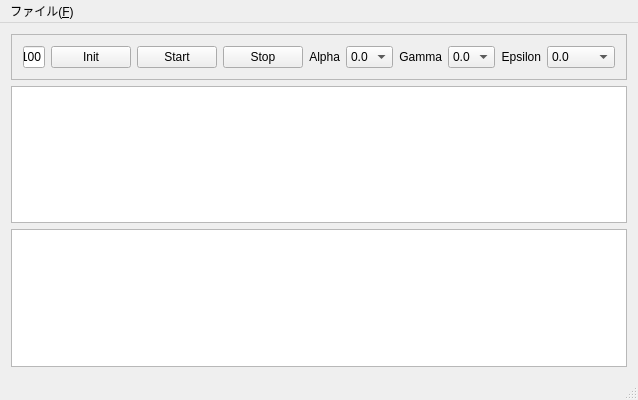
This is reinforce/mainwindow.ui in plus7/plus7pub as Qt 5 draws it before an edit. The edited form follows.
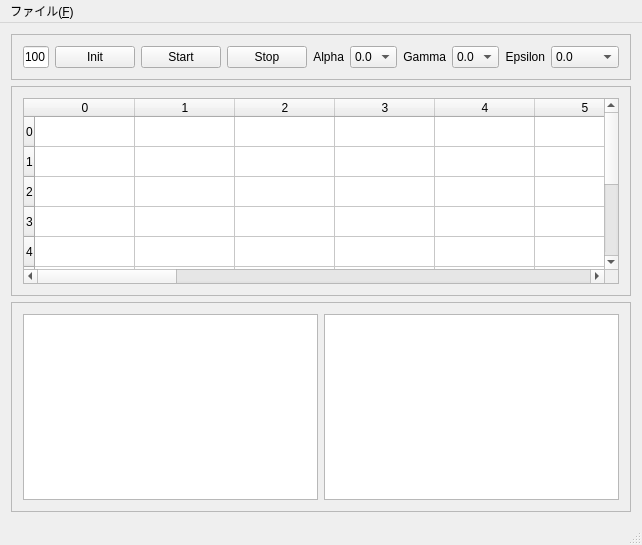
This is the edited form.

```diff
--- a/reinforce/mainwindow.ui
+++ b/reinforce/mainwindow.ui
@@ -6,8 +6,8 @@
    <rect>
     <x>0</x>
     <y>0</y>
-    <width>611</width>
-    <height>400</height>
+    <width>642</width>
+    <height>545</height>
    </rect>
   </property>
   <property name="windowTitle">
@@ -238,10 +238,1197 @@
      </widget>
     </item>
     <item>
-     <widget class="QGraphicsView" name="graphicsView"/>
+     <widget class="QFrame" name="frame_3">
+      <property name="frameShape">
+       <enum>QFrame::StyledPanel</enum>
+      </property>
+      <property name="frameShadow">
+       <enum>QFrame::Raised</enum>
+      </property>
+      <layout class="QVBoxLayout" name="verticalLayout">
+       <item>
+        <widget class="QTableWidget" name="tableWidget">
+         <row>
+          <property name="text">
+           <string>0</string>
+          </property>
+         </row>
+         <row>
+          <property name="text">
+           <string>1</string>
+          </property>
+         </row>
+         <row>
+          <property name="text">
+           <string>2</string>
+          </property>
+         </row>
+         <row>
+          <property name="text">
+           <string>3</string>
+          </property>
+         </row>
+         <row>
+          <property name="text">
+           <string>4</string>
+          </property>
+         </row>
+         <row>
+          <property name="text">
+           <string>5</string>
+          </property>
+         </row>
+         <row>
+          <property name="text">
+           <string>6</string>
+          </property>
+         </row>
+         <row>
+          <property name="text">
+           <string>7</string>
+          </property>
+         </row>
+         <row>
+          <property name="text">
+           <string>8</string>
+          </property>
+         </row>
+         <row>
+          <property name="text">
+           <string>9</string>
+          </property>
+         </row>
+         <column>
+          <property name="text">
+           <string>0</string>
+          </property>
+         </column>
+         <column>
+          <property name="text">
+           <string>1</string>
+          </property>
+         </column>
+         <column>
+          <property name="text">
+           <string>2</string>
+          </property>
+         </column>
+         <column>
+          <property name="text">
+           <string>3</string>
+          </property>
+         </column>
+         <column>
+          <property name="text">
+           <string>4</string>
+          </property>
+         </column>
+         <column>
+          <property name="text">
+           <string>5</string>
+          </property>
+         </column>
+         <column>
+          <property name="text">
+           <string>6</string>
+          </property>
+         </column>
+         <column>
+          <property name="text">
+           <string>7</string>
+          </property>
+         </column>
+         <column>
+          <property name="text">
+           <string>8</string>
+          </property>
+         </column>
+         <column>
+          <property name="text">
+           <string>9</string>
+          </property>
+         </column>
+         <column>
+          <property name="text">
+           <string>10</string>
+          </property>
+         </column>
+         <column>
+          <property name="text">
+           <string>11</string>
+          </property>
+         </column>
+         <column>
+          <property name="text">
+           <string>12</string>
+          </property>
+         </column>
+         <column>
+          <property name="text">
+           <string>13</string>
+          </property>
+         </column>
+         <column>
+          <property name="text">
+           <string>14</string>
+          </property>
+         </column>
+         <column>
+          <property name="text">
+           <string>15</string>
+          </property>
+         </column>
+         <column>
+          <property name="text">
+           <string>16</string>
+          </property>
+         </column>
+         <column>
+          <property name="text">
+           <string>17</string>
+          </property>
+         </column>
+         <column>
+          <property name="text">
+           <string>18</string>
+          </property>
+         </column>
+         <column>
+          <property name="text">
+           <string>19</string>
+          </property>
+         </column>
+         <item row="0" column="0">
+          <property name="text">
+           <string/>
+          </property>
+         </item>
+         <item row="0" column="1">
+          <property name="text">
+           <string/>
+          </property>
+          <property name="background">
+           <brush brushstyle="NoBrush">
+            <color alpha="255">
+             <red>0</red>
+             <green>0</green>
+             <blue>0</blue>
+            </color>
+           </brush>
+          </property>
+         </item>
+         <item row="0" column="2">
+          <property name="text">
+           <string/>
+          </property>
+         </item>
+         <item row="0" column="3">
+          <property name="text">
+           <string/>
+          </property>
+         </item>
+         <item row="0" column="4">
+          <property name="text">
+           <string/>
+          </property>
+         </item>
+         <item row="0" column="5">
+          <property name="text">
+           <string/>
+          </property>
+         </item>
+         <item row="0" column="6">
+          <property name="text">
+           <string/>
+          </property>
+         </item>
+         <item row="0" column="7">
+          <property name="text">
+           <string/>
+          </property>
+         </item>
+         <item row="0" column="8">
+          <property name="text">
+           <string/>
+          </property>
+         </item>
+         <item row="0" column="9">
+          <property name="text">
+           <string/>
+          </property>
+         </item>
+         <item row="0" column="10">
+          <property name="text">
+           <string/>
+          </property>
+         </item>
+         <item row="0" column="11">
+          <property name="text">
+           <string/>
+          </property>
+         </item>
+         <item row="0" column="12">
+          <property name="text">
+           <string/>
+          </property>
+         </item>
+         <item row="0" column="13">
+          <property name="text">
+           <string/>
+          </property>
+         </item>
+         <item row="0" column="14">
+          <property name="text">
+           <string/>
+          </property>
+         </item>
+         <item row="0" column="15">
+          <property name="text">
+           <string/>
+          </property>
+         </item>
+         <item row="0" column="16">
+          <property name="text">
+           <string/>
+          </property>
+         </item>
+         <item row="0" column="17">
+          <property name="text">
+           <string/>
+          </property>
+         </item>
+         <item row="0" column="18">
+          <property name="text">
+           <string/>
+          </property>
+         </item>
+         <item row="0" column="19">
+          <property name="text">
+           <string/>
+          </property>
+         </item>
+         <item row="1" column="0">
+          <property name="text">
+           <string/>
+          </property>
+         </item>
+         <item row="1" column="1">
+          <property name="text">
+           <string/>
+          </property>
+         </item>
+         <item row="1" column="2">
+          <property name="text">
+           <string/>
+          </property>
+         </item>
+         <item row="1" column="3">
+          <property name="text">
+           <string/>
+          </property>
+         </item>
+         <item row="1" column="4">
+          <property name="text">
+           <string/>
+          </property>
+         </item>
+         <item row="1" column="5">
+          <property name="text">
+           <string/>
+          </property>
+         </item>
+         <item row="1" column="6">
+          <property name="text">
+           <string/>
+          </property>
+         </item>
+         <item row="1" column="7">
+          <property name="text">
+           <string/>
+          </property>
+         </item>
+         <item row="1" column="8">
+          <property name="text">
+           <string/>
+          </property>
+         </item>
+         <item row="1" column="9">
+          <property name="text">
+           <string/>
+          </property>
+         </item>
+         <item row="1" column="10">
+          <property name="text">
+           <string/>
+          </property>
+         </item>
+         <item row="1" column="11">
+          <property name="text">
+           <string/>
+          </property>
+         </item>
+         <item row="1" column="12">
+          <property name="text">
+           <string/>
+          </property>
+         </item>
+         <item row="1" column="13">
+          <property name="text">
+           <string/>
+          </property>
+         </item>
+         <item row="1" column="14">
+          <property name="text">
+           <string/>
+          </property>
+         </item>
+         <item row="1" column="15">
+          <property name="text">
+           <string/>
+          </property>
+         </item>
+         <item row="1" column="16">
+          <property name="text">
+           <string/>
+          </property>
+         </item>
+         <item row="1" column="17">
+          <property name="text">
+           <string/>
+          </property>
+         </item>
+         <item row="1" column="18">
+          <property name="text">
+           <string/>
+          </property>
+         </item>
+         <item row="1" column="19">
+          <property name="text">
+           <string/>
+          </property>
+         </item>
+         <item row="2" column="0">
+          <property name="text">
+           <string/>
+          </property>
+         </item>
+         <item row="2" column="1">
+          <property name="text">
+           <string/>
+          </property>
+         </item>
+         <item row="2" column="2">
+          <property name="text">
+           <string/>
+          </property>
+         </item>
+         <item row="2" column="3">
+          <property name="text">
+           <string/>
+          </property>
+         </item>
+         <item row="2" column="4">
+          <property name="text">
+           <string/>
+          </property>
+         </item>
+         <item row="2" column="5">
+          <property name="text">
+           <string/>
+          </property>
+         </item>
+         <item row="2" column="6">
+          <property name="text">
+           <string/>
+          </property>
+         </item>
+         <item row="2" column="7">
+          <property name="text">
+           <string/>
+          </property>
+         </item>
+         <item row="2" column="8">
+          <property name="text">
+           <string/>
+          </property>
+         </item>
+         <item row="2" column="9">
+          <property name="text">
+           <string/>
+          </property>
+         </item>
+         <item row="2" column="10">
+          <property name="text">
+           <string/>
+          </property>
+         </item>
+         <item row="2" column="11">
+          <property name="text">
+           <string/>
+          </property>
+         </item>
+         <item row="2" column="12">
+          <property name="text">
+           <string/>
+          </property>
+         </item>
+         <item row="2" column="13">
+          <property name="text">
+           <string/>
+          </property>
+         </item>
+         <item row="2" column="14">
+          <property name="text">
+           <string/>
+          </property>
+         </item>
+         <item row="2" column="15">
+          <property name="text">
+           <string/>
+          </property>
+         </item>
+         <item row="2" column="16">
+          <property name="text">
+           <string/>
+          </property>
+         </item>
+         <item row="2" column="17">
+          <property name="text">
+           <string/>
+          </property>
+         </item>
+         <item row="2" column="18">
+          <property name="text">
+           <string/>
+          </property>
+         </item>
+         <item row="2" column="19">
+          <property name="text">
+           <string/>
+          </property>
+         </item>
+         <item row="3" column="0">
+          <property name="text">
+           <string/>
+          </property>
+         </item>
+         <item row="3" column="1">
+          <property name="text">
+           <string/>
+          </property>
+         </item>
+         <item row="3" column="2">
+          <property name="text">
+           <string/>
+          </property>
+         </item>
+         <item row="3" column="3">
+          <property name="text">
+           <string/>
+          </property>
+         </item>
+         <item row="3" column="4">
+          <property name="text">
+           <string/>
+          </property>
+         </item>
+         <item row="3" column="5">
+          <property name="text">
+           <string/>
+          </property>
+         </item>
+         <item row="3" column="6">
+          <property name="text">
+           <string/>
+          </property>
+         </item>
+         <item row="3" column="7">
+          <property name="text">
+           <string/>
+          </property>
+         </item>
+         <item row="3" column="8">
+          <property name="text">
+           <string/>
+          </property>
+         </item>
+         <item row="3" column="9">
+          <property name="text">
+           <string/>
+          </property>
+         </item>
+         <item row="3" column="10">
+          <property name="text">
+           <string/>
+          </property>
+         </item>
+         <item row="3" column="11">
+          <property name="text">
+           <string/>
+          </property>
+         </item>
+         <item row="3" column="12">
+          <property name="text">
+           <string/>
+          </property>
+         </item>
+         <item row="3" column="13">
+          <property name="text">
+           <string/>
+          </property>
+         </item>
+         <item row="3" column="14">
+          <property name="text">
+           <string/>
+          </property>
+         </item>
+         <item row="3" column="15">
+          <property name="text">
+           <string/>
+          </property>
+         </item>
+         <item row="3" column="16">
+          <property name="text">
+           <string/>
+          </property>
+         </item>
+         <item row="3" column="17">
+          <property name="text">
+           <string/>
+          </property>
+         </item>
+         <item row="3" column="18">
+          <property name="text">
+           <string/>
+          </property>
+         </item>
+         <item row="3" column="19">
+          <property name="text">
+           <string/>
+          </property>
+         </item>
+         <item row="4" column="0">
+          <property name="text">
+           <string/>
+          </property>
+         </item>
+         <item row="4" column="1">
+          <property name="text">
+           <string/>
+          </property>
+         </item>
+         <item row="4" column="2">
+          <property name="text">
+           <string/>
+          </property>
+         </item>
+         <item row="4" column="3">
+          <property name="text">
+           <string/>
+          </property>
+         </item>
+         <item row="4" column="4">
+          <property name="text">
+           <string/>
+          </property>
+         </item>
+         <item row="4" column="5">
+          <property name="text">
+           <string/>
+          </property>
+         </item>
+         <item row="4" column="6">
+          <property name="text">
+           <string/>
+          </property>
+         </item>
+         <item row="4" column="7">
+          <property name="text">
+           <string/>
+          </property>
+         </item>
+         <item row="4" column="8">
+          <property name="text">
+           <string/>
+          </property>
+         </item>
+         <item row="4" column="9">
+          <property name="text">
+           <string/>
+          </property>
+         </item>
+         <item row="4" column="10">
+          <property name="text">
+           <string/>
+          </property>
+         </item>
+         <item row="4" column="11">
+          <property name="text">
+           <string/>
+          </property>
+         </item>
+         <item row="4" column="12">
+          <property name="text">
+           <string/>
+          </property>
+         </item>
+         <item row="4" column="13">
+          <property name="text">
+           <string/>
+          </property>
+         </item>
+         <item row="4" column="14">
+          <property name="text">
+           <string/>
+          </property>
+         </item>
+         <item row="4" column="15">
+          <property name="text">
+           <string/>
+          </property>
+         </item>
+         <item row="4" column="16">
+          <property name="text">
+           <string/>
+          </property>
+         </item>
+         <item row="4" column="17">
+          <property name="text">
+           <string/>
+          </property>
+         </item>
+         <item row="4" column="18">
+          <property name="text">
+           <string/>
+          </property>
+         </item>
+         <item row="4" column="19">
+          <property name="text">
+           <string/>
+          </property>
+         </item>
+         <item row="5" column="0">
+          <property name="text">
+           <string/>
+          </property>
+         </item>
+         <item row="5" column="1">
+          <property name="text">
+           <string/>
+          </property>
+         </item>
+         <item row="5" column="2">
+          <property name="text">
+           <string/>
+          </property>
+         </item>
+         <item row="5" column="3">
+          <property name="text">
+           <string/>
+          </property>
+         </item>
+         <item row="5" column="4">
+          <property name="text">
+           <string/>
+          </property>
+         </item>
+         <item row="5" column="5">
+          <property name="text">
+           <string/>
+          </property>
+         </item>
+         <item row="5" column="6">
+          <property name="text">
+           <string/>
+          </property>
+         </item>
+         <item row="5" column="7">
+          <property name="text">
+           <string/>
+          </property>
+         </item>
+         <item row="5" column="8">
+          <property name="text">
+           <string/>
+          </property>
+         </item>
+         <item row="5" column="9">
+          <property name="text">
+           <string/>
+          </property>
+         </item>
+         <item row="5" column="10">
+          <property name="text">
+           <string/>
+          </property>
+         </item>
+         <item row="5" column="11">
+          <property name="text">
+           <string/>
+          </property>
+         </item>
+         <item row="5" column="12">
+          <property name="text">
+           <string/>
+          </property>
+         </item>
+         <item row="5" column="13">
+          <property name="text">
+           <string/>
+          </property>
+         </item>
+         <item row="5" column="14">
+          <property name="text">
+           <string/>
+          </property>
+         </item>
+         <item row="5" column="15">
+          <property name="text">
+           <string/>
+          </property>
+         </item>
+         <item row="5" column="16">
+          <property name="text">
+           <string/>
+          </property>
+         </item>
+         <item row="5" column="17">
+          <property name="text">
+           <string/>
+          </property>
+         </item>
+         <item row="5" column="18">
+          <property name="text">
+           <string/>
+          </property>
+         </item>
+         <item row="5" column="19">
+          <property name="text">
+           <string/>
+          </property>
+         </item>
+         <item row="6" column="0">
+          <property name="text">
+           <string/>
+          </property>
+         </item>
+         <item row="6" column="1">
+          <property name="text">
+           <string/>
+          </property>
+         </item>
+         <item row="6" column="2">
+          <property name="text">
+           <string/>
+          </property>
+         </item>
+         <item row="6" column="3">
+          <property name="text">
+           <string/>
+          </property>
+         </item>
+         <item row="6" column="4">
+          <property name="text">
+           <string/>
+          </property>
+         </item>
+         <item row="6" column="5">
+          <property name="text">
+           <string/>
+          </property>
+         </item>
+         <item row="6" column="6">
+          <property name="text">
+           <string/>
+          </property>
+         </item>
+         <item row="6" column="7">
+          <property name="text">
+           <string/>
+          </property>
+         </item>
+         <item row="6" column="8">
+          <property name="text">
+           <string/>
+          </property>
+         </item>
+         <item row="6" column="9">
+          <property name="text">
+           <string/>
+          </property>
+         </item>
+         <item row="6" column="10">
+          <property name="text">
+           <string/>
+          </property>
+         </item>
+         <item row="6" column="11">
+          <property name="text">
+           <string/>
+          </property>
+         </item>
+         <item row="6" column="12">
+          <property name="text">
+           <string/>
+          </property>
+         </item>
+         <item row="6" column="13">
+          <property name="text">
+           <string/>
+          </property>
+         </item>
+         <item row="6" column="14">
+          <property name="text">
+           <string/>
+          </property>
+         </item>
+         <item row="6" column="15">
+          <property name="text">
+           <string/>
+          </property>
+         </item>
+         <item row="6" column="16">
+          <property name="text">
+           <string/>
+          </property>
+         </item>
+         <item row="6" column="17">
+          <property name="text">
+           <string/>
+          </property>
+         </item>
+         <item row="6" column="18">
+          <property name="text">
+           <string/>
+          </property>
+         </item>
+         <item row="6" column="19">
+          <property name="text">
+           <string/>
+          </property>
+         </item>
+         <item row="7" column="0">
+          <property name="text">
+           <string/>
+          </property>
+         </item>
+         <item row="7" column="1">
+          <property name="text">
+           <string/>
+          </property>
+         </item>
+         <item row="7" column="2">
+          <property name="text">
+           <string/>
+          </property>
+         </item>
+         <item row="7" column="3">
+          <property name="text">
+           <string/>
+          </property>
+         </item>
+         <item row="7" column="4">
+          <property name="text">
+           <string/>
+          </property>
+         </item>
+         <item row="7" column="5">
+          <property name="text">
+           <string/>
+          </property>
+         </item>
+         <item row="7" column="6">
+          <property name="text">
+           <string/>
+          </property>
+         </item>
+         <item row="7" column="7">
+          <property name="text">
+           <string/>
+          </property>
+         </item>
+         <item row="7" column="8">
+          <property name="text">
+           <string/>
+          </property>
+         </item>
+         <item row="7" column="9">
+          <property name="text">
+           <string/>
+          </property>
+         </item>
+         <item row="7" column="10">
+          <property name="text">
+           <string/>
+          </property>
+         </item>
+         <item row="7" column="11">
+          <property name="text">
+           <string/>
+          </property>
+         </item>
+         <item row="7" column="12">
+          <property name="text">
+           <string/>
+          </property>
+         </item>
+         <item row="7" column="13">
+          <property name="text">
+           <string/>
+          </property>
+         </item>
+         <item row="7" column="14">
+          <property name="text">
+           <string/>
+          </property>
+         </item>
+         <item row="7" column="15">
+          <property name="text">
+           <string/>
+          </property>
+         </item>
+         <item row="7" column="16">
+          <property name="text">
+           <string/>
+          </property>
+         </item>
+         <item row="7" column="17">
+          <property name="text">
+           <string/>
+          </property>
+         </item>
+         <item row="7" column="18">
+          <property name="text">
+           <string/>
+          </property>
+         </item>
+         <item row="7" column="19">
+          <property name="text">
+           <string/>
+          </property>
+         </item>
+         <item row="8" column="0">
+          <property name="text">
+           <string/>
+          </property>
+         </item>
+         <item row="8" column="1">
+          <property name="text">
+           <string/>
+          </property>
+         </item>
+         <item row="8" column="2">
+          <property name="text">
+           <string/>
+          </property>
+         </item>
+         <item row="8" column="3">
+          <property name="text">
+           <string/>
+          </property>
+         </item>
+         <item row="8" column="4">
+          <property name="text">
+           <string/>
+          </property>
+         </item>
+         <item row="8" column="5">
+          <property name="text">
+           <string/>
+          </property>
+         </item>
+         <item row="8" column="6">
+          <property name="text">
+           <string/>
+          </property>
+         </item>
+         <item row="8" column="7">
+          <property name="text">
+           <string/>
+          </property>
+         </item>
+         <item row="8" column="8">
+          <property name="text">
+           <string/>
+          </property>
+         </item>
+         <item row="8" column="9">
+          <property name="text">
+           <string/>
+          </property>
+         </item>
+         <item row="8" column="10">
+          <property name="text">
+           <string/>
+          </property>
+         </item>
+         <item row="8" column="11">
+          <property name="text">
+           <string/>
+          </property>
+         </item>
+         <item row="8" column="12">
+          <property name="text">
+           <string/>
+          </property>
+         </item>
+         <item row="8" column="13">
+          <property name="text">
+           <string/>
+          </property>
+         </item>
+         <item row="8" column="14">
+          <property name="text">
+           <string/>
+          </property>
+         </item>
+         <item row="8" column="15">
+          <property name="text">
+           <string/>
+          </property>
+         </item>
+         <item row="8" column="16">
+          <property name="text">
+           <string/>
+          </property>
+         </item>
+         <item row="8" column="17">
+          <property name="text">
+           <string/>
+          </property>
+         </item>
+         <item row="8" column="18">
+          <property name="text">
+           <string/>
+          </property>
+         </item>
+         <item row="8" column="19">
+          <property name="text">
+           <string/>
+          </property>
+         </item>
+         <item row="9" column="0">
+          <property name="text">
+           <string/>
+          </property>
+         </item>
+         <item row="9" column="1">
+          <property name="text">
+           <string/>
+          </property>
+         </item>
+         <item row="9" column="2">
+          <property name="text">
+           <string/>
+          </property>
+         </item>
+         <item row="9" column="3">
+          <property name="text">
+           <string/>
+          </property>
+         </item>
+         <item row="9" column="4">
+          <property name="text">
+           <string/>
+          </property>
+         </item>
+         <item row="9" column="5">
+          <property name="text">
+           <string/>
+          </property>
+         </item>
+         <item row="9" column="6">
+          <property name="text">
+           <string/>
+          </property>
+         </item>
+         <item row="9" column="7">
+          <property name="text">
+           <string/>
+          </property>
+         </item>
+         <item row="9" column="8">
+          <property name="text">
+           <string/>
+          </property>
+         </item>
+         <item row="9" column="9">
+          <property name="text">
+           <string/>
+          </property>
+         </item>
+         <item row="9" column="10">
+          <property name="text">
+           <string/>
+          </property>
+         </item>
+         <item row="9" column="11">
+          <property name="text">
+           <string/>
+          </property>
+         </item>
+         <item row="9" column="12">
+          <property name="text">
+           <string/>
+          </property>
+         </item>
+         <item row="9" column="13">
+          <property name="text">
+           <string/>
+          </property>
+         </item>
+         <item row="9" column="14">
+          <property name="text">
+           <string/>
+          </property>
+         </item>
+         <item row="9" column="15">
+          <property name="text">
+           <string/>
+          </property>
+         </item>
+         <item row="9" column="16">
+          <property name="text">
+           <string/>
+          </property>
+         </item>
+         <item row="9" column="17">
+          <property name="text">
+           <string/>
+          </property>
+         </item>
+         <item row="9" column="18">
+          <property name="text">
+           <string/>
+          </property>
+         </item>
+         <item row="9" column="19">
+          <property name="text">
+           <string/>
+          </property>
+         </item>
+        </widget>
+       </item>
+      </layout>
+     </widget>
     </item>
     <item>
-     <widget class="QTextEdit" name="textEdit"/>
+     <widget class="QFrame" name="frame_2">
+      <property name="frameShape">
+       <enum>QFrame::StyledPanel</enum>
+      </property>
+      <property name="frameShadow">
+       <enum>QFrame::Raised</enum>
+      </property>
+      <layout class="QHBoxLayout" name="horizontalLayout_2">
+       <item>
+        <widget class="QTextEdit" name="textEdit_2"/>
+       </item>
+       <item>
+        <widget class="QTextEdit" name="textEdit"/>
+       </item>
+      </layout>
+     </widget>
     </item>
    </layout>
   </widget>
@@ -250,7 +1437,7 @@
     <rect>
      <x>0</x>
      <y>0</y>
-     <width>611</width>
+     <width>642</width>
      <height>25</height>
     </rect>
    </property>
```
Left out of the diff: 5 changed lines with no effect on the pictures.
